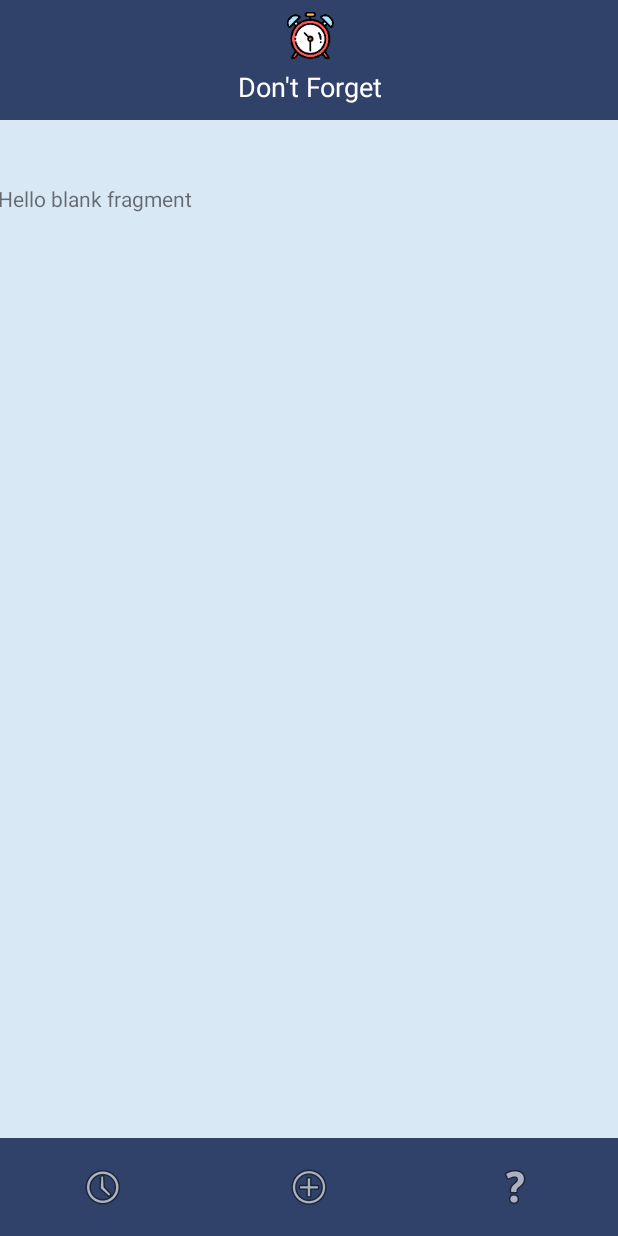
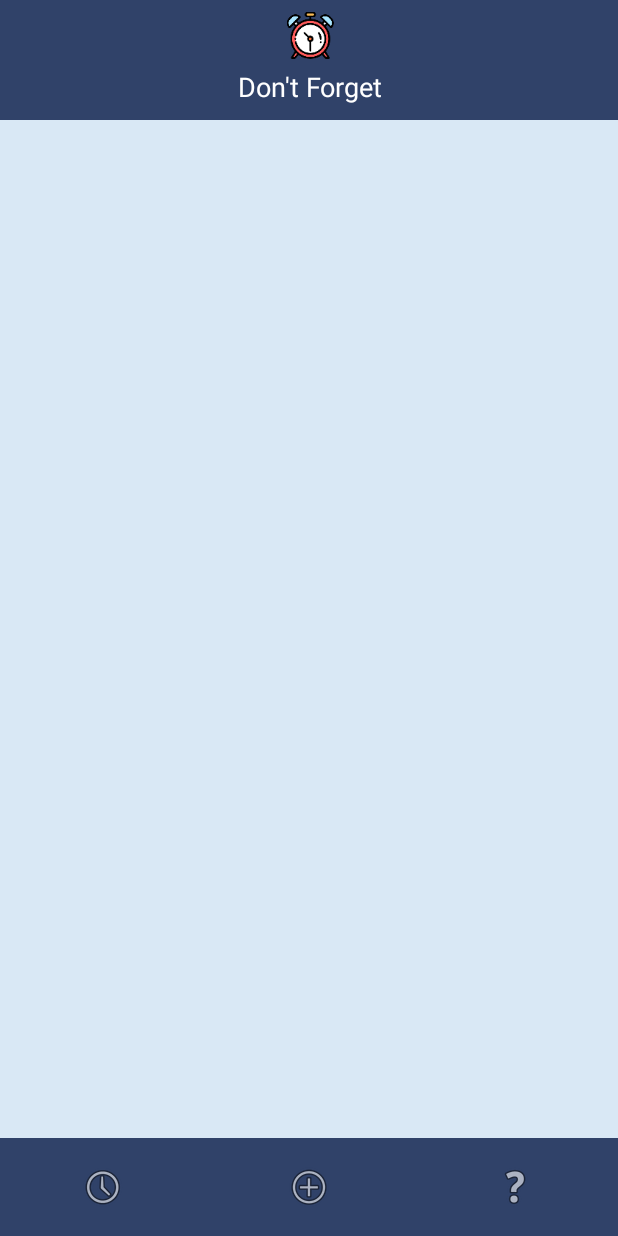
Before and after one commit to Kenie4r/Dont_Forget_app, an Android app: the fragment menu placed in its activity, on a phone screen of 412 x 824 dp. Run offline under Robolectric (Android 15) with nearby library versions, the phone set to English and light mode, and no system bars; Roboto replaces fonts that are not available here.

Commit message:
Lo que hay ahorita

```diff
--- a/app/src/main/res/layout/fragment_menu.xml
+++ b/app/src/main/res/layout/fragment_menu.xml
@@ -3,12 +3,4 @@
     xmlns:tools="http://schemas.android.com/tools"
     android:layout_width="match_parent"
     android:layout_height="match_parent"
-    tools:context=".fragments.menu">
-
-    <!-- TODO: Update blank fragment layout -->
-    <TextView
-        android:layout_width="match_parent"
-        android:layout_height="match_parent"
-        android:text="@string/hello_blank_fragment" />
-
-</FrameLayout>
+    tools:context=".fragments.menu"/>
```
